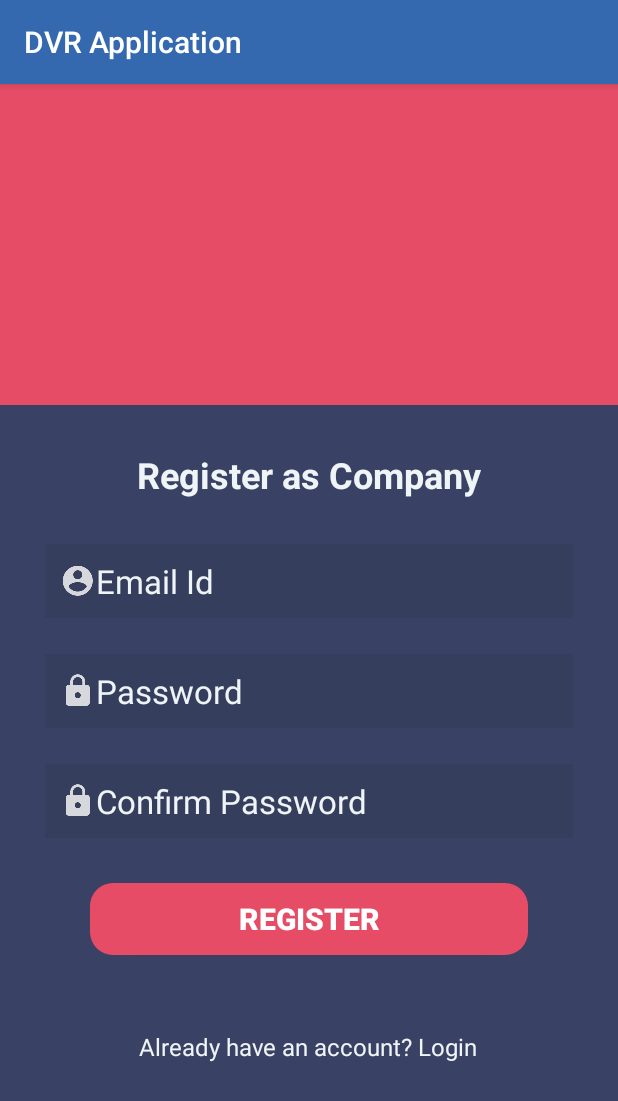
After one commit to nehakale1403/Daily_Visit_Report_Application, an Android app: the CompanyRegister screen opened directly, with no data from a screen before it, on a phone screen of 412 x 824 dp. The commit adds this screen. Shown: the top 1101 px of the screen. Run offline under Robolectric (Android 15) with nearby library versions, the phone set to English and light mode, and no system bars.

Commit message:
added UI of company login/register

```diff
--- a/app/src/main/AndroidManifest.xml
+++ b/app/src/main/AndroidManifest.xml
@@ -11,7 +11,9 @@
         android:roundIcon="@mipmap/ic_launcher_round"
         android:supportsRtl="true"
         android:theme="@style/AppTheme">
-        <activity android:name=".add_expense"></activity>
+        <activity android:name=".CompanyRegister"></activity>
+        <activity android:name=".CompanyLogin" />
+        <activity android:name=".add_expense" />
         <activity android:name=".PerformanceActivity" />
         <activity android:name=".Login_Page">
             <intent-filter>
@@ -26,7 +28,7 @@
         <activity
             android:name=".MainActivity"
             android:label="@string/app_name"
-            android:theme="@style/AppTheme.NoActionBar"></activity>
+            android:theme="@style/AppTheme.NoActionBar" />
     </application>
 
 </manifest>
--- /dev/null
+++ b/app/src/main/java/com/gsix/dvr_application/CompanyRegister.java
@@ -0,0 +1,14 @@
+package com.gsix.dvr_application;
+
+import androidx.appcompat.app.AppCompatActivity;
+
+import android.os.Bundle;
+
+public class CompanyRegister extends AppCompatActivity {
+
+    @Override
+    protected void onCreate(Bundle savedInstanceState) {
+        super.onCreate(savedInstanceState);
+        setContentView(R.layout.activity_company_register);
+    }
+}
--- /dev/null
+++ b/app/src/main/res/layout/activity_company_register.xml
@@ -0,0 +1,116 @@
+<?xml version="1.0" encoding="utf-8"?>
+<RelativeLayout xmlns:android="http://schemas.android.com/apk/res/android"
+    xmlns:tools="http://schemas.android.com/tools"
+    android:layout_width="match_parent"
+    android:layout_height="match_parent"
+    android:background="@color/colorGray"
+    tools:context=".CompanyRegister">
+
+    <View
+        android:id="@+id/view2"
+        android:layout_width="match_parent"
+        android:layout_height="214dp"
+        android:background="@color/colorRed"/>
+
+    <ScrollView
+        android:layout_width="match_parent"
+        android:layout_below="@+id/view2"
+        android:layout_height="wrap_content">
+
+        <LinearLayout
+            android:layout_width="match_parent"
+            android:layout_height="wrap_content"
+            android:layout_marginLeft="30dp"
+            android:layout_marginRight="30dp"
+            android:layout_marginTop="10dp"
+            android:layout_marginBottom="30dp"
+            android:orientation="vertical">
+
+            <TextView
+                android:id="@+id/textViewregisterascomp"
+                android:layout_width="wrap_content"
+                android:layout_height="wrap_content"
+                android:layout_gravity="center"
+                android:paddingTop="10dp"
+                android:layout_marginTop="10dp"
+                android:textColor="@color/colorWhite"
+                android:text="@string/register_as_company"
+                android:textSize="24sp"
+                android:layout_marginBottom="30dp"
+                android:textStyle="bold" />
+
+            <EditText
+                android:id="@+id/compemail1"
+                android:layout_width="match_parent"
+                android:layout_height="wrap_content"
+                android:padding="10dp"
+                android:background="#11000000"
+                android:ems="10"
+                android:textSize="22sp"
+                android:hint="@string/email_id"
+                android:inputType="textPersonName"
+                android:textColor="@color/colorWhite"
+                android:textColorHint="@color/colorWhite"
+                android:drawableStart="@drawable/ic_action_name"
+                android:autofillHints="" />
+
+            <EditText
+                android:id="@+id/comppassword1"
+                android:layout_width="match_parent"
+                android:layout_height="wrap_content"
+                android:layout_marginTop="24dp"
+                android:padding="10dp"
+                android:background="#11000000"
+                android:textSize="22sp"
+                android:drawableStart="@drawable/ic_action_lock"
+                android:ems="10"
+                android:hint="@string/employee_password"
+                android:inputType="textPassword"
+                android:textColor="@color/colorWhite"
+                android:textColorHint="@color/colorWhite"
+                android:autofillHints="" />
+            <EditText
+                android:id="@+id/comppassword2"
+                android:layout_width="match_parent"
+                android:layout_height="wrap_content"
+                android:layout_marginTop="24dp"
+                android:padding="10dp"
+                android:background="#11000000"
+                android:textSize="22sp"
+                android:drawableStart="@drawable/ic_action_lock"
+                android:ems="10"
+                android:hint="@string/confirm_password"
+                android:inputType="textPassword"
+                android:textColor="@color/colorWhite"
+                android:textColorHint="@color/colorWhite"
+                android:autofillHints="" />
+
+            <Button
+                android:id="@+id/buttonregister"
+                android:layout_width="match_parent"
+                android:layout_margin="30dp"
+                android:layout_height="wrap_content"
+                android:padding="5dp"
+                android:layout_gravity="center"
+                android:background="@drawable/button_custom"
+                android:text="@string/register"
+                android:layout_marginTop="20dp"
+                android:textColor="#ffff"
+                android:textStyle="bold"
+                android:textColorHint="#00C03D3D"
+                android:textSize="20sp" />
+
+            <TextView
+                android:id="@+id/textViewalreadylogin"
+                android:layout_width="wrap_content"
+                android:layout_height="wrap_content"
+                android:layout_gravity="center"
+                android:layout_marginTop="20dp"
+                android:textSize="16sp"
+                android:textColor="@color/colorWhite"
+                android:text="@string/already_have_an_account_login" />
+
+        </LinearLayout>
+    </ScrollView>
+
+</RelativeLayout>
--- a/app/src/main/res/values/strings.xml
+++ b/app/src/main/res/values/strings.xml
@@ -37,5 +37,13 @@
     <string name="submit">Submit</string>
     <string name="rank">Rank</string>
     <string name="check_in">Check in</string>
+    <string name="company_login">Company Login</string>
+    <string name="login">Login</string>
+    <string name="email_id">Email Id</string>
+    <string name="don_t_have_an_account_register">Do not have an account? Register</string>
+    <string name="register">Register</string>
+    <string name="confirm_password">Confirm Password</string>
+    <string name="already_have_an_account_login">Already have an account? Login</string>
+    <string name="register_as_company">Register as Company</string>
 
 </resources>
```
Also changed, not shown: app/src/main/java/com/gsix/dvr_application/CompanyLogin.java (added, +14 -0 lines), app/src/main/java/com/gsix/dvr_application/Login_Page.java (+10 -0 lines), app/src/main/res/layout/activity_company_login.xml (added, +102 -0 lines), app/src/main/res/layout/activity_login_page.xml (+15 -4 lines).
